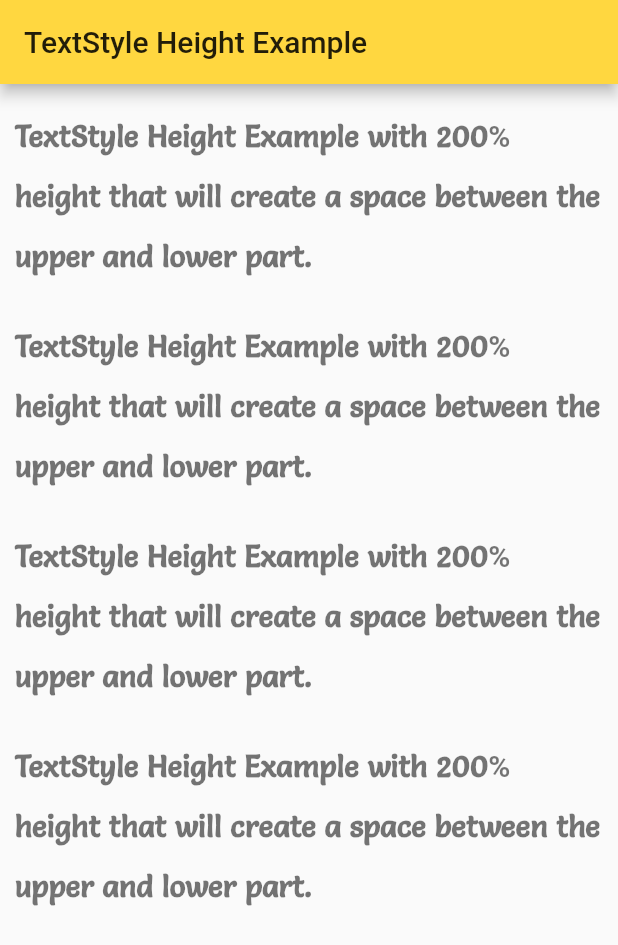
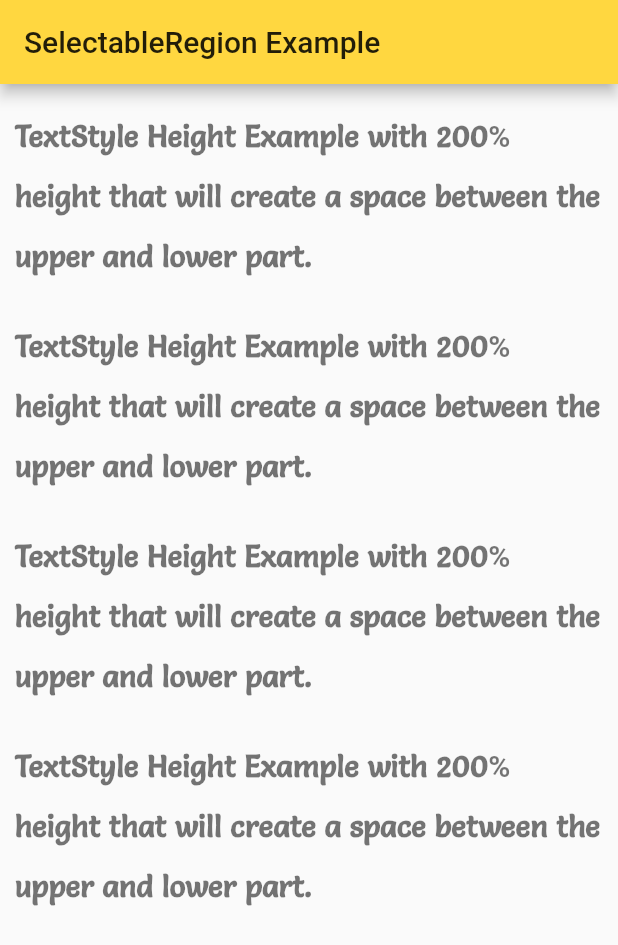
Before and after one commit to sanjibsinha/flutter_experiment, a Flutter app: the screen it shows after launch, on a phone screen of 412 x 824 dp. Shown: the top 945 px of the screen. Run offline on Flutter 3.47's test engine with Material 2 defaults, Android fonts, the phone set to English and light mode, and no system bars.

Commit message:
Selectable Region  matters

```diff
--- a/lib/main.dart
+++ b/lib/main.dart
@@ -5,7 +5,7 @@ void main() => runApp(const MyApp());
 class MyApp extends StatelessWidget {
   const MyApp({Key? key}) : super(key: key);
 
-  static const String _title = 'TextStyle Height Example';
+  static const String _title = 'SelectableRegion Example';
 
   @override
   Widget build(BuildContext context) {
@@ -75,7 +75,9 @@ class _MyHomePageState extends State<MyHomePage> {
         backgroundColor: Theme.of(context).appBarTheme.backgroundColor,
       ),
       body: Center(
-        child: SelectionArea(
+        child: SelectableRegion(
+          selectionControls: materialTextSelectionControls,
+          focusNode: FocusNode(),
           child: ListView(
             children: [
               Container(
@@ -101,11 +103,9 @@ class _MyHomePageState extends State<MyHomePage> {
               ),
               Container(
                 margin: const EdgeInsets.all(10),
-                child: SelectionContainer.disabled(
-                  child: Text(
-                    'TextStyle Height Example with 200% height that will create a space between the upper and lower part.',
-                    style: Theme.of(context).textTheme.headline3,
-                  ),
+                child: Text(
+                  'TextStyle Height Example with 200% height that will create a space between the upper and lower part.',
+                  style: Theme.of(context).textTheme.headline3,
                 ),
               ),
             ],
--- a/pubspec.yaml
+++ b/pubspec.yaml
@@ -15,8 +15,7 @@ dependencies:
 
   cupertino_icons: ^1.0.2
   google_fonts: ^3.0.1
-  expansion_tile_card: ^2.0.0
-  flutter_staggered_grid_view: ^0.6.2
+
 
 dev_dependencies:
   flutter_test:
```
Also changed, not shown: pubspec.lock.
